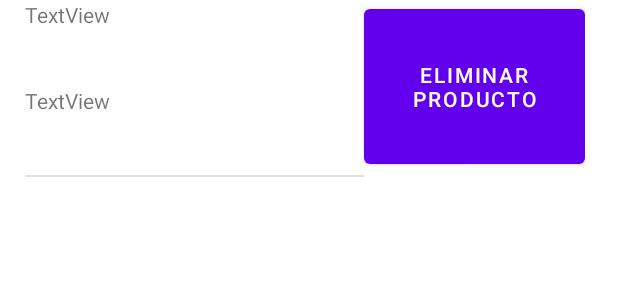
After one commit to Equipo2-Movile/Registro-Ventas, an Android app: the layout productos.xml on its own in the app's theme, with its tools: preview values and no code run, on a phone screen of 412 x 824 dp. The commit adds this screen. Shown: the top 300 px of the screen. Run offline under Robolectric (Android 15) with nearby library versions, the phone set to English and light mode, and no system bars; Roboto replaces fonts that are not available here.

Commit message:
Se agrega CRUD Productos

```diff
--- a/app/build.gradle
+++ b/app/build.gradle
@@ -1,5 +1,6 @@
 plugins {
     id 'com.android.application'
+    id 'com.google.gms.google-services'
 }
 
 android {
@@ -36,4 +37,8 @@ dependencies {
     testImplementation 'junit:junit:4.13.2'
     androidTestImplementation 'androidx.test.ext:junit:1.1.4'
     androidTestImplementation 'androidx.test.espresso:espresso-core:3.5.0'
+
+    implementation platform('com.google.firebase:firebase-bom:31.1.0')
+    implementation 'com.google.firebase:firebase-firestore'
+    implementation 'com.firebaseui:firebase-ui-firestore:8.0.2'
 }
--- /dev/null
+++ b/app/src/main/res/layout/productos.xml
@@ -0,0 +1,52 @@
+<?xml version="1.0" encoding="utf-8"?>
+<androidx.constraintlayout.widget.ConstraintLayout xmlns:android="http://schemas.android.com/apk/res/android"
+    xmlns:app="http://schemas.android.com/apk/res-auto"
+    xmlns:tools="http://schemas.android.com/tools"
+    android:layout_width="match_parent"
+    android:layout_height="wrap_content">
+
+    <LinearLayout
+        android:layout_width="373dp"
+        android:layout_height="134dp"
+        android:orientation="horizontal"
+        app:layout_constraintBottom_toBottomOf="parent"
+        app:layout_constraintEnd_toEndOf="parent"
+        app:layout_constraintHorizontal_bias="0.428"
+        app:layout_constraintStart_toStartOf="parent"
+        app:layout_constraintTop_toTopOf="parent"
+        app:layout_constraintVertical_bias="0.06">
+
+        <LinearLayout
+            android:layout_width="226dp"
+            android:layout_height="wrap_content"
+            android:orientation="vertical">
+
+            <TextView
+                android:id="@+id/txvCodigoProducto"
+                android:layout_width="match_parent"
+                android:layout_height="57dp"
+                android:text="@string/Codigo_Producto" />
+
+            <TextView
+                android:id="@+id/txvPrecioUnidad"
+                android:layout_width="match_parent"
+                android:layout_height="59dp"
+                android:text="@string/Precio_Unidad" />
+
+            <View
+                android:id="@+id/divider"
+                android:layout_width="match_parent"
+                android:layout_height="1dp"
+                android:background="?android:attr/listDivider" />
+        </LinearLayout>
+
+        <Button
+            android:id="@+id/btnEliminarProducto"
+            android:layout_width="wrap_content"
+            android:layout_height="115dp"
+            android:layout_weight="1"
+            android:text="@string/eliminar_producto"
+            android:textAlignment="center"
+            android:textSize="14sp" />
+    </LinearLayout>
+</androidx.constraintlayout.widget.ConstraintLayout>
--- a/app/src/main/res/values/strings.xml
+++ b/app/src/main/res/values/strings.xml
@@ -7,7 +7,7 @@
     <string name="todo">TODO</string>
     <string name="opciones_de_usuario">Opciones de Usuario</string>
     <string name="facturacion">Registrar Venta</string>
-    <string name="agregar_produto">Agregar Venta</string>
+    <string name="agregar_produto">Agregar producto</string>
     <string name="formulario_registro_productos">Formulario Registro Productos</string>
     <string name="identificacion">Identificacion</string>
     <string name="precio_unidad">Precio Unidad</string>
@@ -18,4 +18,8 @@
     <string name="visualizar_factura">Visualizar Ventas   </string>
     <string name="codigo_del_producto">Codigo Del Producto</string>
     <string name="cantidad">Cantidad</string>
+    <string name="Codigo_Producto">TextView</string>
+    <string name="Precio_Unidad">TextView</string>
+    <string name="eliminar_producto">Eliminar Producto</string>
+
 </resources>
```
Also changed, not shown: app/src/main/java/com/example/facturacion/FormularioRegistroProductos.java (+46 -1 lines), app/src/main/java/com/example/facturacion/ListarProductos.java (+34 -1 lines), app/src/main/java/com/example/facturacion/ProductoAdapter.java (added, +64 -0 lines), app/src/main/java/com/example/facturacion/modelo/Producto.java (added, +39 -0 lines), app/src/main/res/layout/activity_listar_productos.xml (+12 -6 lines), build.gradle (+15 -0 lines), 1 other file.
